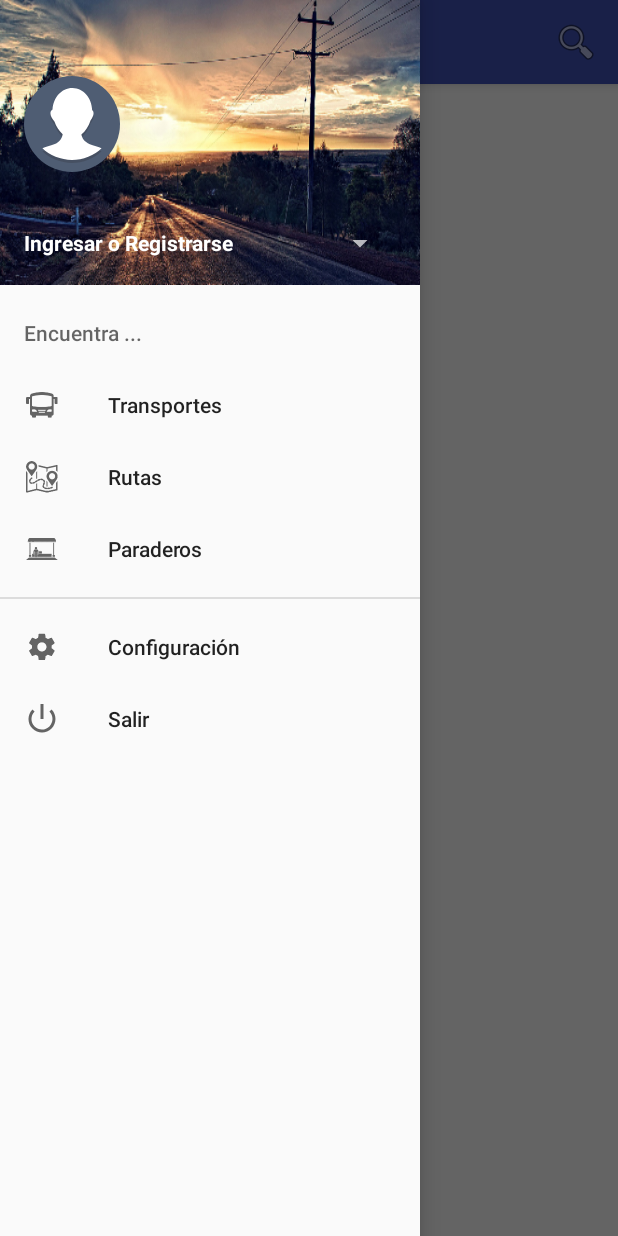
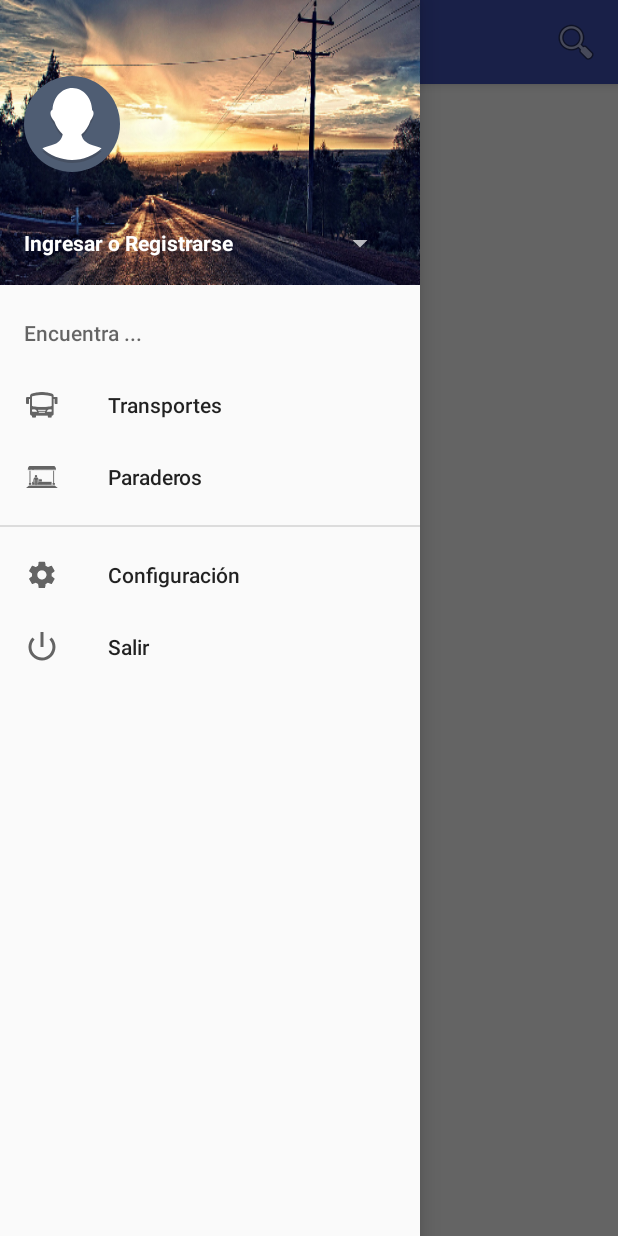
Before and after one commit to cristhoper23/BusLocator, an Android app: the screen it shows after launch (MainActivity), with the side drawer open, on a phone screen of 412 x 824 dp. Run offline under Robolectric (Android 15) with nearby library versions, the phone set to English and light mode, and no system bars; our stand-ins replace Picasso; pictures from the network do not load; 1 statement that could not run was skipped.

Commit message:
Logo commit

```diff
--- a/app/src/main/java/com/cristhoper/buslocator/activities/MainActivity.java
+++ b/app/src/main/java/com/cristhoper/buslocator/activities/MainActivity.java
@@ -61,9 +61,9 @@ public class MainActivity extends AppCompatActivity implements SearchView.OnQuer
                     case R.id.nav_transp:
                         getTransportFragment();
                         break;
-                    case R.id.nav_routes:
+                    /*case R.id.nav_routes:
                         getRouteFragment();
-                        break;
+                        break;*/
                     case R.id.nav_bustop:
                         getBustopFragment();
                         break;
--- a/app/src/main/java/com/cristhoper/buslocator/services/ApiService.java
+++ b/app/src/main/java/com/cristhoper/buslocator/services/ApiService.java
@@ -21,6 +21,7 @@ import retrofit2.http.Path;
 public interface ApiService {
     String API_BASE_URL = "https://empresas-app-mrpapita.c9users.io/";
 
+    //http://webserviceok.sa-east-1.elasticbeanstalk.com/
     //http://buswebservice.sa-east-1.elasticbeanstalk.com/
     //https://empresas-app-mrpapita.c9users.io/
     //https://bus-locator-cristhoper23.c9users.io
--- a/app/src/main/res/menu/navigation.xml
+++ b/app/src/main/res/menu/navigation.xml
@@ -9,10 +9,6 @@
                     android:id="@+id/nav_transp"
                     android:title="@string/titleTransp"
                     android:icon="@mipmap/ic_bus"/>
-                <item
-                    android:id="@+id/nav_routes"
-                    android:title="@string/titleRutas"
-                    android:icon="@mipmap/ic_route"/>
                 <item
                     android:id="@+id/nav_bustop"
                     android:title="@string/titleParaderos"
```
Also changed, not shown: app/src/main/java/com/cristhoper/buslocator/activities/RouteActivity.java (+7 -0 lines), app/src/main/ic_busmax-web.png, app/src/main/res/drawable-hdpi/ic_busmax.png (deleted), app/src/main/res/drawable-ldpi/ic_busmax.png (deleted), app/src/main/res/drawable-mdpi/ic_busmax.png (deleted), app/src/main/res/drawable-xhdpi/ic_busmax.png (deleted), app/src/main/res/drawable-xxhdpi/ic_busmax.png (deleted), app/src/main/res/drawable-xxxhdpi/ic_busmax.png (deleted), app/src/main/res/mipmap-hdpi/ic_busmax.png, app/src/main/res/mipmap-mdpi/ic_busmax.png, app/src/main/res/mipmap-xhdpi/ic_busmax.png, app/src/main/res/mipmap-xxhdpi/ic_busmax.png, app/src/main/res/mipmap-xxxhdpi/ic_busmax.png.
